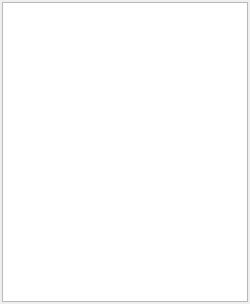
Before: the Qt Designer form ui/label_dock.ui in yatengLG/ISAT_with_segment_anything, drawn with Qt 5.
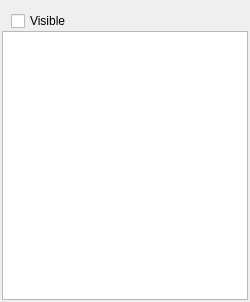
After: the same form once the commit is applied.

```diff
--- a/ui/label_dock.ui
+++ b/ui/label_dock.ui
@@ -7,7 +7,7 @@
     <x>0</x>
     <y>0</y>
     <width>250</width>
-    <height>304</height>
+    <height>302</height>
    </rect>
   </property>
   <property name="windowTitle">
@@ -29,6 +29,22 @@
    <property name="bottomMargin">
     <number>2</number>
    </property>
+   <item>
+    <widget class="QWidget" name="widget" native="true">
+     <layout class="QHBoxLayout" name="horizontalLayout">
+      <property name="bottomMargin">
+       <number>0</number>
+      </property>
+      <item>
+       <widget class="QCheckBox" name="checkBox_visible">
+        <property name="text">
+         <string>Visible</string>
+        </property>
+       </widget>
+      </item>
+     </layout>
+    </widget>
+   </item>
    <item>
     <widget class="QListWidget" name="listWidget"/>
    </item>
```
